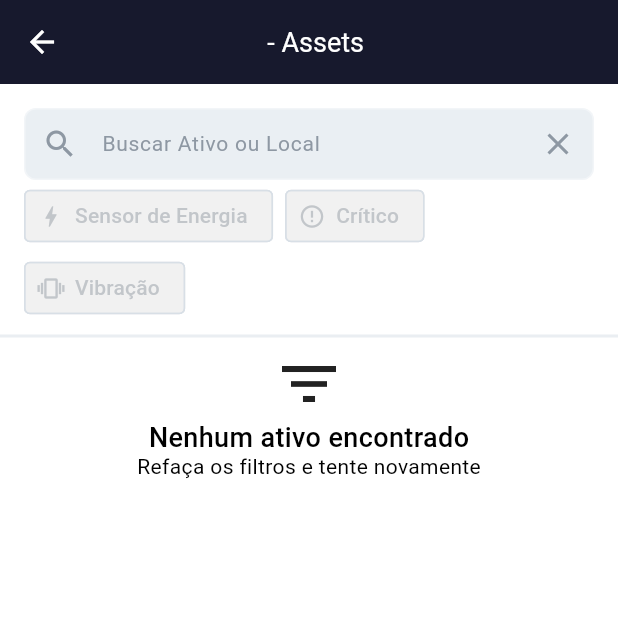
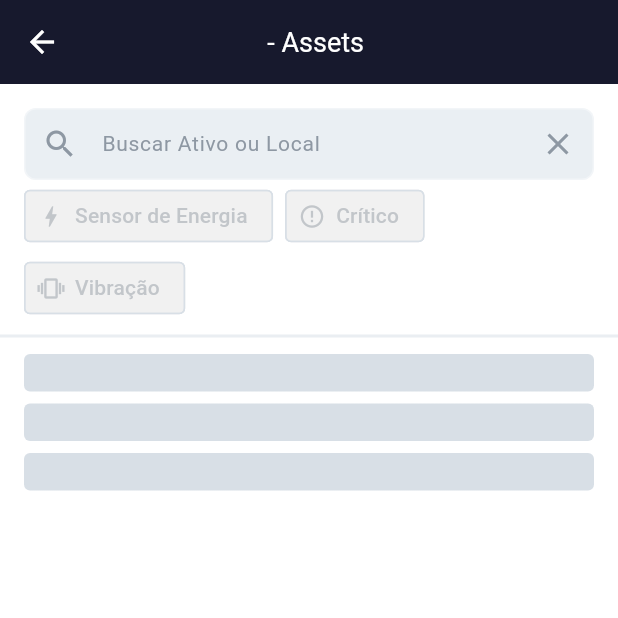
Before and after one commit to IagoAntunes/tractian_test, a Flutter app: the AssetsPage screen opened directly with empty values, on a phone screen of 412 x 824 dp, the top half of it. Run offline on Flutter 3.47's test engine with Material 3 defaults, Android fonts, the phone set to English and light mode, and no system bars; drawn by our look-alikes of shimmer; our stand-ins replace dio, get.

```diff
--- a/lib/features/assets/presentation/pages/assets_page.dart
+++ b/lib/features/assets/presentation/pages/assets_page.dart
@@ -1,5 +1,6 @@
 import 'package:flutter/material.dart';
 import 'package:get/get.dart';
+import 'package:shimmer/shimmer.dart';
 import 'package:tractian_test/core/widgets/c_text_field.dart';
 import 'package:tractian_test/features/assets/domain/entities/asset_entity.dart';
 import 'package:tractian_test/features/assets/presentation/controllers/asset_controller.dart';
@@ -104,7 +105,10 @@ class _AssetsPageState extends State<AssetsPage> {
           ),
           Expanded(
             child: Obx(
-              () => assetsController.state.value.assets.isEmpty
+              () => switch (assetsController.state.value) {
+                LoadingAssetsState() => _buildLoadingTree(0),
+                SuccessAssetsState() =>
+                  assetsController.state.value.assets.isEmpty
                       ? SizedBox(
                           width: double.infinity,
                           child: Column(
@@ -132,10 +136,13 @@ class _AssetsPageState extends State<AssetsPage> {
                       : ListView.builder(
                           itemCount: assetsController.state.value.assets.length,
                           itemBuilder: (context, index) {
-                        var asset = assetsController.state.value.assets[index];
+                            var asset =
+                                assetsController.state.value.assets[index];
                             return _buildTree(asset, 0);
                           },
                         ),
+                _ => _buildLoadingTree(0),
+              },
             ),
           ),
         ],
@@ -144,6 +151,10 @@ class _AssetsPageState extends State<AssetsPage> {
   }
 
   Widget _buildTree(Asset asset, int depth) {
+    if (assetsController.state is LoadingAssetsState) {
+      return _buildLoadingTree(depth);
+    }
+
     if (asset.children.isEmpty) {
       return Padding(
         padding: const EdgeInsets.only(left: 8.0),
@@ -182,4 +193,33 @@ class _AssetsPageState extends State<AssetsPage> {
       ],
     );
   }
+
+  Widget _buildLoadingTree(int depth) {
+    return Padding(
+      padding: const EdgeInsets.symmetric(horizontal: 16),
+      child: _buildLineTile(
+        depth: depth,
+        child: Shimmer.fromColors(
+          baseColor: AppStyleColors.gray200,
+          highlightColor: AppStyleColors.gray100,
+          child: Column(
+            children: List.generate(
+              3,
+              (index) => Padding(
+                padding: const EdgeInsets.symmetric(vertical: 4.0),
+                child: Container(
+                  decoration: BoxDecoration(
+                    color: AppStyleColors.white,
+                    borderRadius: BorderRadius.circular(4),
+                  ),
+                  width: double.infinity,
+                  height: 25.0,
+                ),
+              ),
+            ),
+          ),
+        ),
+      ),
+    );
   }
+}
--- a/pubspec.yaml
+++ b/pubspec.yaml
@@ -38,6 +38,7 @@ dependencies:
   get: ^4.6.6
   dio: ^5.4.3+1
   path_provider: ^2.1.3
+  shimmer: ^3.0.0
 
 dev_dependencies:
   flutter_test:
```
Also changed, not shown: pubspec.lock. Lines whose indentation alone changed are shown as unchanged.
